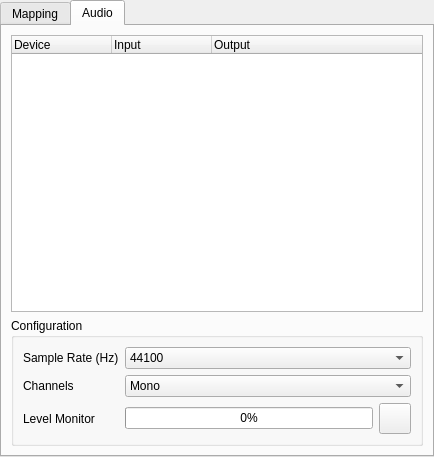
Old version of the form ui/src/inputoutputpatcheditor.ui in the repository sandinak/qlcconsole.
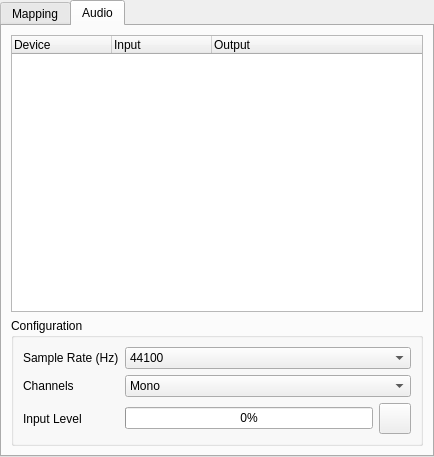
New version of the form. The open tabs and pages were chosen to show the change. Icons and pictures are not drawn.

Commit message:
ui: label the I/O Audio-tab meter as "Input Level" (was ambiguous "Level Monitor")
The Audio tab's level bar is driven by the audio capture (slotAudioInputPreview ->
dataProcessed -> input power), i.e. it monitors the selected INPUT device. But it
was labelled "Level Monitor" and sits directly under the device tree's "Output"
column, so it read as an output meter. Rename to "Input Level" and add tooltips
on the bar and the monitor button clarifying it's the input level.

The edit to the form file:
```diff
--- a/ui/src/inputoutputpatcheditor.ui
+++ b/ui/src/inputoutputpatcheditor.ui
@@ -218,7 +218,7 @@
           <item row="2" column="0">
            <widget class="QLabel" name="label_3">
             <property name="text">
-             <string>Level Monitor</string>
+             <string>Input Level</string>
             </property>
            </widget>
           </item>
```
Left out of the diff: 6 changed lines with no effect on the pictures.
